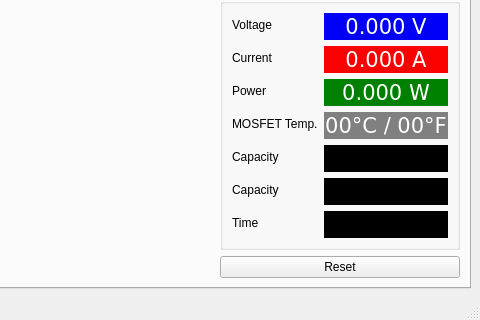
Above: gui/main.ui from autani/Electronic_load_DL24 before the change; both pictures show x 505 to 985 and y 436 to 756 of the 985 by 756 pixel window. Below: the same form after it.
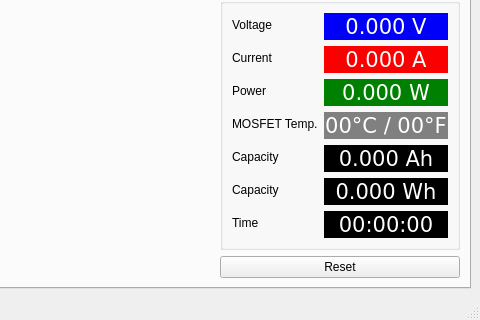
That is the form after the change.

Commit message:
Use white text on the black capacity and time reading fields.
The black backgrounds hid the default dark text on light Windows themes.

What changed in the file:
```diff
--- a/gui/main.ui
+++ b/gui/main.ui
@@ -628,7 +628,7 @@
                 </font>
                </property>
                <property name="styleSheet">
-                <string notr="true">border-radius:0.4em;border:1px solid; background:#000;</string>
+                <string notr="true">border-radius:0.4em;border:1px solid; background:#000; color:#fff;</string>
                </property>
                <property name="text">
                 <string>&lt;pre&gt;0.000 Ah&lt;/pre&gt;</string>
@@ -661,7 +661,7 @@
                 </font>
                </property>
                <property name="styleSheet">
-                <string notr="true">border-radius:0.4em;border:1px solid; background:#000;</string>
+                <string notr="true">border-radius:0.4em;border:1px solid; background:#000; color:#fff;</string>
                </property>
                <property name="text">
                 <string>&lt;pre&gt;0.000 Wh&lt;/pre&gt;</string>
@@ -680,7 +680,7 @@
                 </font>
                </property>
                <property name="styleSheet">
-                <string notr="true">border-radius:0.4em;border:1px solid; background:#000;</string>
+                <string notr="true">border-radius:0.4em;border:1px solid; background:#000; color:#fff;</string>
                </property>
                <property name="text">
                 <string>&lt;pre&gt;00:00:00&lt;/pre&gt;</string>
```
